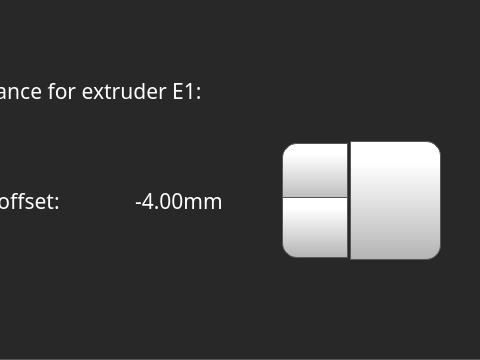
Before: the Qt Designer form octoprint_TwinDragon600CM4TouchUI/mainGUI.ui in FracktalWorks/TwinDragon600CM4TouchUI, drawn with Qt 5; both pictures show x 140 to 620 and y 0 to 360 of the 800 by 480 pixel window.
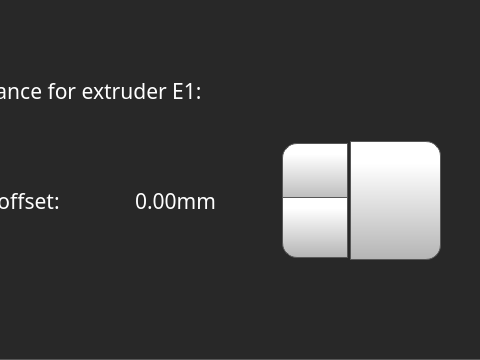
After: the same form once the commit is applied. The open tabs and pages were chosen to show the change. Icons and pictures are not drawn.

Commit message: Qt designer changes

What changed in the file:
```diff
--- a/octoprint_TwinDragon600CM4TouchUI/mainGUI.ui
+++ b/octoprint_TwinDragon600CM4TouchUI/mainGUI.ui
@@ -7267,16 +7267,16 @@
        <number>2</number>
       </property>
       <property name="minimum">
-       <double>-6.000000000000000</double>
-      </property>
-      <property name="maximum">
        <double>-2.000000000000000</double>
       </property>
+      <property name="maximum">
+       <double>2.000000000000000</double>
+      </property>
       <property name="singleStep">
        <double>0.050000000000000</double>
       </property>
       <property name="value">
-       <double>-4.000000000000000</double>
+       <double>0.000000000000000</double>
       </property>
      </widget>
      <widget class="QLabel" name="tollOffsetXLabel_2">
```
Left out of the diff: 8 changed lines with no effect on the pictures. The commit also changes 1 other file.
